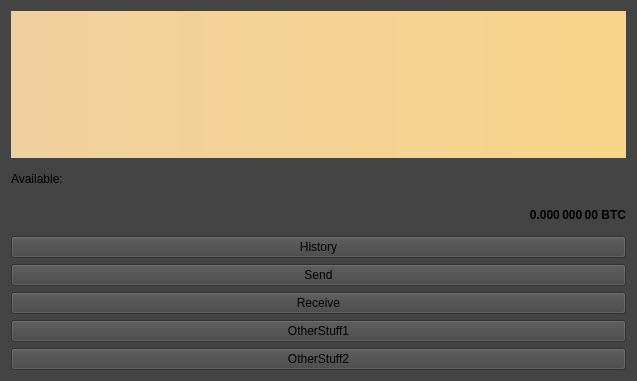
Before: the Qt Designer form src/qt/forms/overviewpage.ui in thelonecrouton/bitcredit-2.0, drawn with Qt 5.
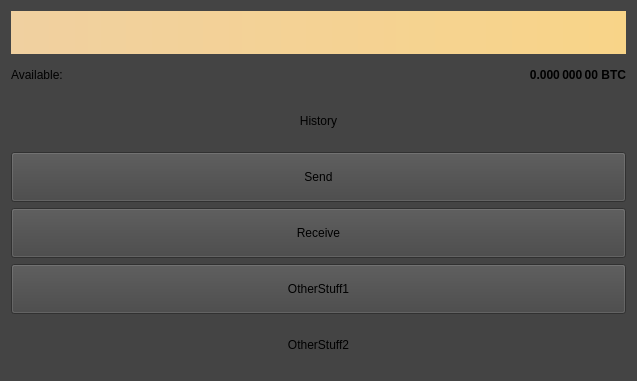
After: the same form once the commit is applied.

Diff of the .ui file:
```diff
--- a/src/qt/forms/overviewpage.ui
+++ b/src/qt/forms/overviewpage.ui
@@ -34,6 +34,11 @@
     </widget>
    </item>
    <item>
+    <layout class="QHBoxLayout" name="horizontalLayout_2">
+     <property name="sizeConstraint">
+      <enum>QLayout::SetDefaultConstraint</enum>
+     </property>
+     <item>
     <widget class="QLabel" name="labelBalanceText">
      <property name="maximumSize">
       <size>
@@ -77,19 +82,36 @@
      </property>
     </widget>
    </item>
+    </layout>
+   </item>
    <item>
-    <layout class="QHBoxLayout" name="horizontalLayout" stretch="1">
+    <layout class="QHBoxLayout" name="horizontalLayout" stretch="0">
      <item>
       <layout class="QVBoxLayout" name="verticalLayout_2">
        <item>
         <widget class="QPushButton" name="btx">
+         <property name="minimumSize">
+          <size>
+           <width>0</width>
+           <height>50</height>
+          </size>
+         </property>
          <property name="text">
           <string>History</string>
          </property>
+         <property name="flat">
+          <bool>true</bool>
+         </property>
         </widget>
        </item>
        <item>
         <widget class="QPushButton" name="bsend">
+         <property name="minimumSize">
+          <size>
+           <width>0</width>
+           <height>50</height>
+          </size>
+         </property>
          <property name="text">
           <string>Send</string>
          </property>
@@ -97,6 +119,12 @@
        </item>
        <item>
         <widget class="QPushButton" name="brec">
+         <property name="minimumSize">
+          <size>
+           <width>0</width>
+           <height>50</height>
+          </size>
+         </property>
          <property name="text">
           <string>Receive</string>
          </property>
@@ -104,16 +132,34 @@
        </item>
        <item>
         <widget class="QPushButton" name="bos1">
+         <property name="minimumSize">
+          <size>
+           <width>0</width>
+           <height>50</height>
+          </size>
+         </property>
          <property name="text">
           <string>OtherStuff1</string>
          </property>
+         <property name="flat">
+          <bool>false</bool>
+         </property>
         </widget>
        </item>
        <item>
         <widget class="QPushButton" name="bos2">
+         <property name="minimumSize">
+          <size>
+           <width>0</width>
+           <height>50</height>
+          </size>
+         </property>
          <property name="text">
           <string>OtherStuff2</string>
          </property>
+         <property name="flat">
+          <bool>true</bool>
+         </property>
         </widget>
        </item>
       </layout>
```
Left out of the diff: 2 changed lines with no effect on the pictures. Lines whose indentation alone changed are shown as unchanged.
